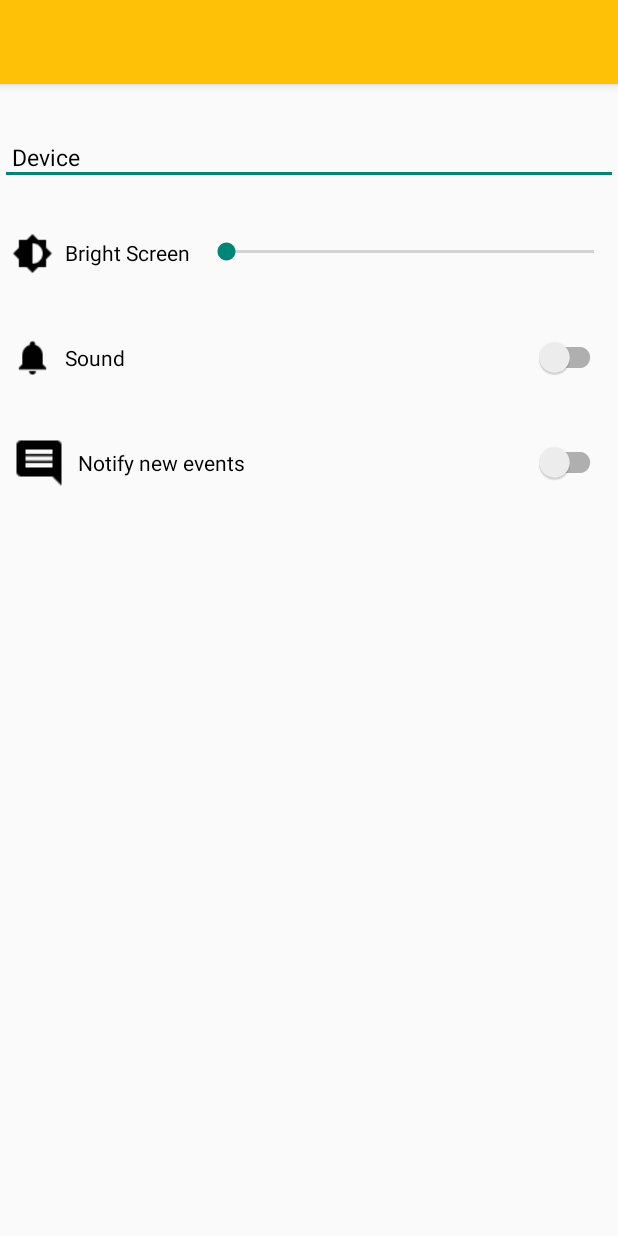
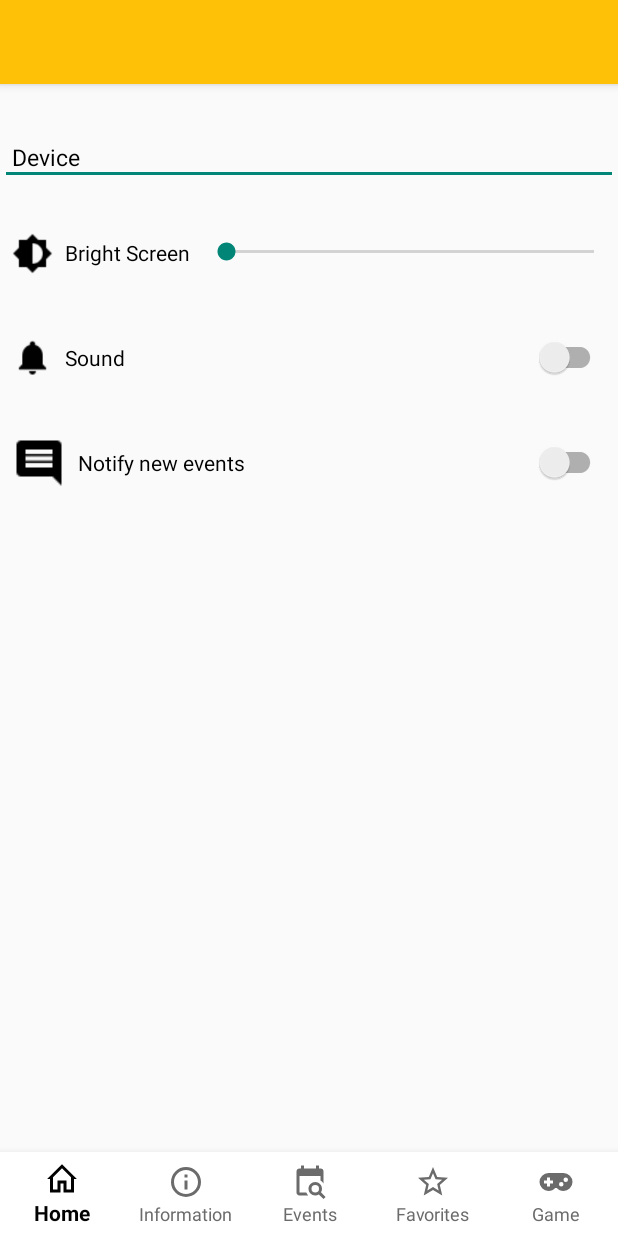
Before and after one commit to alexanmm/HarvardArtMuseums, an Android app: the layout activity_setting.xml on its own in the app's theme, with its tools: preview values and no code run, on a phone screen of 412 x 824 dp. Run offline under Robolectric (Android 15) with nearby library versions, the light colour scheme and no system bars.

Commit message:
Atualizações

```diff
--- a/app/build.gradle
+++ b/app/build.gradle
@@ -31,6 +31,7 @@ dependencies {
     implementation 'de.hdodenhof:circleimageview:3.0.0'
 
 
+
     testImplementation 'junit:junit:4.12'
     androidTestImplementation 'com.android.support.test:runner:1.0.2'
     androidTestImplementation 'com.android.support.test.espresso:espresso-core:3.0.2'
--- a/app/src/main/res/layout/activity_favs.xml
+++ b/app/src/main/res/layout/activity_favs.xml
@@ -1,5 +1,6 @@
 <?xml version="1.0" encoding="utf-8"?>
-<android.support.constraint.ConstraintLayout xmlns:android="http://schemas.android.com/apk/res/android"
+<android.support.constraint.ConstraintLayout
+    xmlns:android="http://schemas.android.com/apk/res/android"
     xmlns:app="http://schemas.android.com/apk/res-auto"
     xmlns:tools="http://schemas.android.com/tools"
     android:layout_width="match_parent"
--- a/app/src/main/res/layout/activity_setting.xml
+++ b/app/src/main/res/layout/activity_setting.xml
@@ -1,5 +1,6 @@
 <?xml version="1.0" encoding="utf-8"?>
-<RelativeLayout xmlns:android="http://schemas.android.com/apk/res/android"
+<RelativeLayout
+    xmlns:android="http://schemas.android.com/apk/res/android"
     xmlns:app="http://schemas.android.com/apk/res-auto"
     xmlns:tools="http://schemas.android.com/tools"
     android:layout_width="match_parent"
@@ -129,7 +130,32 @@
         android:text="Notify new events"
         android:textColor="#000000" />
 
+    <android.support.constraint.ConstraintLayout
+        android:layout_width="match_parent"
+        android:layout_height="match_parent">
+    <FrameLayout
+        android:id="@+id/container"
+        android:layout_width="match_parent"
+        android:layout_height="0dp"
+        app:layout_constraintBottom_toTopOf="@+id/navigation"
+        app:layout_constraintEnd_toEndOf="parent"
+        app:layout_constraintStart_toStartOf="parent"
+        app:layout_constraintTop_toTopOf="parent" />
 
+    <android.support.design.widget.BottomNavigationView
+        android:id="@+id/navigation"
+        android:layout_width="0dp"
+        android:layout_height="wrap_content"
+        android:background="#FFFFFF"
+        app:itemIconTint="@drawable/bottom_nav_icon_color_selector"
+        app:itemTextColor="@drawable/bottom_nav_icon_color_selector"
+        app:labelVisibilityMode="labeled"
+        app:layout_constraintBottom_toBottomOf="parent"
+        app:layout_constraintEnd_toEndOf="parent"
+        app:layout_constraintStart_toStartOf="parent"
+        app:menu="@menu/navigation" />
+
+    </android.support.constraint.ConstraintLayout>
 
 
 </RelativeLayout>
--- a/app/src/main/res/menu/menu_main.xml
+++ b/app/src/main/res/menu/menu_main.xml
@@ -1,4 +1,5 @@
-<menu xmlns:android="http://schemas.android.com/apk/res/android"
+<menu
+    xmlns:android="http://schemas.android.com/apk/res/android"
     xmlns:app="http://schemas.android.com/apk/res-auto"
     xmlns:tools="http://schemas.android.com/tools"
     tools:context="br.com.digitalhouse.testeprojetomuseu.game.GameMainActivity"
--- a/app/src/main/res/values/strings.xml
+++ b/app/src/main/res/values/strings.xml
@@ -18,4 +18,7 @@
     <string name="menu_events">Events</string>
     <string name="menu_favorites">Favorites</string>
     <string name="menu_game">Game</string>
+    <string name="option_menu_settings">Settings</string>
+    <string name="option_menu_help">Help</string>
+    <string name="option_menu_log_out">Log out</string>
 </resources>
--- a/build.gradle
+++ b/build.gradle
@@ -7,7 +7,7 @@ buildscript {
 
     }
     dependencies {
-        classpath 'com.android.tools.build:gradle:3.4.1'
+        classpath 'com.android.tools.build:gradle:3.2.0'
 
         // NOTE: Do not place your application dependencies here; they belong
         // in the individual module build.gradle files
```
Also changed, not shown: app/src/main/AndroidManifest.xml (+1 -6 lines), app/src/main/res/layout/activity_information.xml (+28 -0 lines), app/src/main/res/layout/activity_main.xml (+1 -11 lines).
